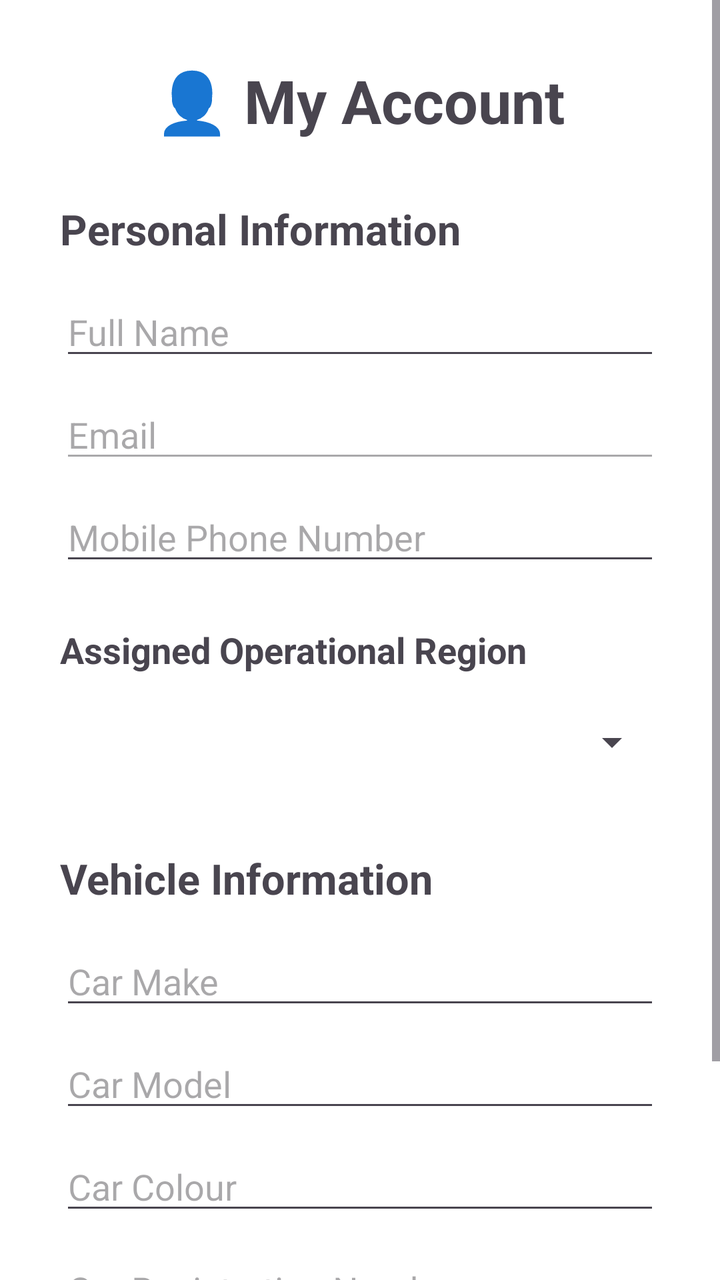
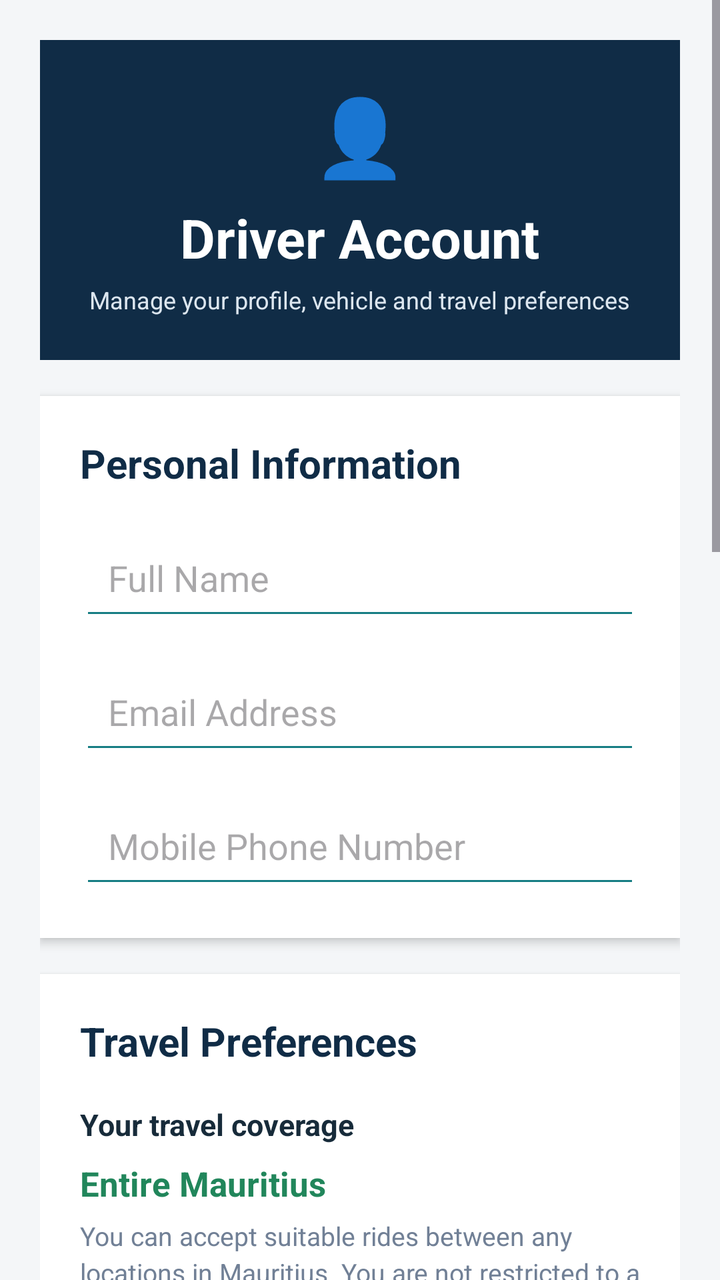

Screens rendered from an Android XML layout before and after an edit, with the pre-edit source and the edit as a unified diff.
<!-- AndroidManifest.xml: application theme Theme.RideConnect -->
<!-- res/layout/activity_driver_account.xml -->
<?xml version="1.0" encoding="utf-8"?>
<ScrollView
    xmlns:android="http://schemas.android.com/apk/res/android"
    android:layout_width="match_parent"
    android:layout_height="match_parent"
    android:background="#FFFFFF">

    <LinearLayout
        android:layout_width="match_parent"
        android:layout_height="wrap_content"
        android:orientation="vertical"
        android:padding="30dp">

        <TextView
            android:layout_width="wrap_content"
            android:layout_height="wrap_content"
            android:text="👤 My Account"
            android:textSize="30sp"
            android:textStyle="bold"
            android:layout_gravity="center_horizontal"/>

        <TextView
            android:layout_width="wrap_content"
            android:layout_height="wrap_content"
            android:text="Personal Information"
            android:textSize="21sp"
            android:textStyle="bold"
            android:layout_marginTop="30dp"/>

        <EditText
            android:id="@+id/nameInput"
            android:layout_width="match_parent"
            android:layout_height="wrap_content"
            android:hint="Full Name"
            android:layout_marginTop="15dp"/>

        <EditText
            android:id="@+id/emailInput"
            android:layout_width="match_parent"
            android:layout_height="wrap_content"
            android:hint="Email"
            android:inputType="textEmailAddress"
            android:enabled="false"
            android:layout_marginTop="10dp"/>

        <EditText
            android:id="@+id/phoneInput"
            android:layout_width="match_parent"
            android:layout_height="wrap_content"
            android:hint="Mobile Phone Number"
            android:inputType="phone"
            android:layout_marginTop="10dp"/>



        <TextView
            android:layout_width="match_parent"
            android:layout_height="wrap_content"
            android:text="Assigned Operational Region"
            android:textSize="18sp"
            android:textStyle="bold"
            android:layout_marginTop="25dp" />


        <Spinner
            android:id="@+id/assignedRegionSpinner"
            android:layout_width="match_parent"
            android:layout_height="wrap_content"
            android:minHeight="48dp"
            android:layout_marginTop="10dp" />



        <TextView
            android:layout_width="wrap_content"
            android:layout_height="wrap_content"
            android:text="Vehicle Information"
            android:textSize="21sp"
            android:textStyle="bold"
            android:layout_marginTop="30dp"/>

        <EditText
            android:id="@+id/carMakeInput"
            android:layout_width="match_parent"
            android:layout_height="wrap_content"
            android:hint="Car Make"
            android:inputType="textCapWords"
            android:layout_marginTop="15dp"/>

        <EditText
            android:id="@+id/carModelInput"
            android:layout_width="match_parent"
            android:layout_height="wrap_content"
            android:hint="Car Model"
            android:inputType="textCapWords"
            android:layout_marginTop="10dp"/>

        <EditText
            android:id="@+id/carColorInput"
            android:layout_width="match_parent"
            android:layout_height="wrap_content"
            android:hint="Car Colour"
            android:inputType="textCapWords"
            android:layout_marginTop="10dp"/>

        <EditText
            android:id="@+id/carRegistrationInput"
            android:layout_width="match_parent"
            android:layout_height="wrap_content"
            android:hint="Car Registration Number"
            android:inputType="textCapCharacters"
            android:layout_marginTop="10dp"/>

        <Button
            android:id="@+id/saveButton"
            android:layout_width="match_parent"
            android:layout_height="wrap_content"
            android:text="SAVE CHANGES"
            android:textSize="17sp"
            android:layout_marginTop="30dp"/>

    </LinearLayout>

</ScrollView>
<!-- resources referenced by this layout -->
<resources>
  <style name="Theme.RideConnect" parent="Base.Theme.RideConnect" />
  <style name="Base.Theme.RideConnect" parent="Theme.Material3.DayNight.NoActionBar">
          
          
      </style>
</resources>

<!-- the commit's change to res/layout/activity_driver_account.xml (unified diff, before → after) -->
@@ -3,121 +3,297 @@
     xmlns:android="http://schemas.android.com/apk/res/android"
     android:layout_width="match_parent"
     android:layout_height="match_parent"
-    android:background="#FFFFFF">
+    android:background="@color/screen_background"
+    android:fillViewport="true">
 
     <LinearLayout
         android:layout_width="match_parent"
         android:layout_height="wrap_content"
         android:orientation="vertical"
-        android:padding="30dp">
-
-        <TextView
-            android:layout_width="wrap_content"
+        android:padding="20dp">
+
+        
+        <LinearLayout
+            android:layout_width="match_parent"
+            android:layout_height="160dp"
+            android:orientation="vertical"
+            android:gravity="center"
+            android:background="@color/navy"
+            android:padding="20dp">
+
+            <TextView
+                android:layout_width="wrap_content"
+                android:layout_height="wrap_content"
+                android:text="👤"
+                android:textSize="38sp"/>
+
+            <TextView
+                android:layout_width="wrap_content"
+                android:layout_height="wrap_content"
+                android:text="Driver Account"
+                android:textSize="27sp"
+                android:textStyle="bold"
+                android:textColor="@color/white"
+                android:layout_marginTop="8dp"/>
+
+            <TextView
+                android:layout_width="wrap_content"
+                android:layout_height="wrap_content"
+                android:text="Manage your profile, vehicle and travel preferences"
+                android:textSize="12sp"
+                android:textColor="#DCE6EF"
+                android:layout_marginTop="5dp"
+                android:gravity="center"/>
+
+        </LinearLayout>
+
+        
+        <LinearLayout
+            android:layout_width="match_parent"
             android:layout_height="wrap_content"
-            android:text="👤 My Account"
-            android:textSize="30sp"
-            android:textStyle="bold"
-            android:layout_gravity="center_horizontal"/>
-
-        <TextView
-            android:layout_width="wrap_content"
+            android:orientation="vertical"
+            android:background="@color/white"
+            android:padding="20dp"
+            android:layout_marginTop="18dp"
+            android:elevation="3dp">
+
+            <TextView
+                android:layout_width="match_parent"
+                android:layout_height="wrap_content"
+                android:text="Personal Information"
+                android:textSize="20sp"
+                android:textStyle="bold"
+                android:textColor="@color/navy"/>
+
+            <EditText
+                android:id="@+id/nameInput"
+                android:layout_width="match_parent"
+                android:layout_height="55dp"
+                android:hint="Full Name"
+                android:inputType="textPersonName|textCapWords"
+                android:singleLine="true"
+                android:layout_marginTop="15dp"
+                android:paddingStart="14dp"
+                android:paddingEnd="14dp"
+                android:textColor="@color/text_primary"
+                android:backgroundTint="@color/teal"/>
+
+            <EditText
+                android:id="@+id/emailInput"
+                android:layout_width="match_parent"
+                android:layout_height="55dp"
+                android:hint="Email Address"
+                android:inputType="textEmailAddress"
+                android:enabled="false"
+                android:singleLine="true"
+                android:layout_marginTop="12dp"
+                android:paddingStart="14dp"
+                android:paddingEnd="14dp"
+                android:textColor="@color/text_primary"
+                android:backgroundTint="@color/teal"/>
+
+            <EditText
+                android:id="@+id/phoneInput"
+                android:layout_width="match_parent"
+                android:layout_height="55dp"
+                android:hint="Mobile Phone Number"
+                android:inputType="phone"
+                android:singleLine="true"
+                android:layout_marginTop="12dp"
+                android:paddingStart="14dp"
+                android:paddingEnd="14dp"
+                android:textColor="@color/text_primary"
+                android:backgroundTint="@color/teal"/>
+
+        </LinearLayout>
+
+        
+        <LinearLayout
+            android:layout_width="match_parent"
             android:layout_height="wrap_content"
-            android:text="Personal Information"
-            android:textSize="21sp"
-            android:textStyle="bold"
-            android:layout_marginTop="30dp"/>
-
-        <EditText
-            android:id="@+id/nameInput"
+            android:orientation="vertical"
+            android:background="@color/white"
+            android:padding="20dp"
+            android:layout_marginTop="18dp"
+            android:elevation="3dp">
+
+            <TextView
+                android:layout_width="match_parent"
+                android:layout_height="wrap_content"
+                android:text="Travel Preferences"
+                android:textSize="20sp"
+                android:textStyle="bold"
+                android:textColor="@color/navy"/>
+
+            <TextView
+                android:layout_width="match_parent"
+                android:layout_height="wrap_content"
+                android:text="Your travel coverage"
+                android:textSize="15sp"
+                android:textStyle="bold"
+                android:textColor="@color/text_primary"
+                android:layout_marginTop="18dp"/>
+
+            <TextView
+                android:layout_width="match_parent"
+                android:layout_height="wrap_content"
+                android:text="Entire Mauritius"
+                android:textSize="17sp"
+                android:textStyle="bold"
+                android:textColor="@color/success"
+                android:layout_marginTop="8dp"/>
+
+            <TextView
+                android:layout_width="match_parent"
+                android:layout_height="wrap_content"
+                android:text="You can accept suitable rides between any locations in Mauritius. You are not restricted to a particular district."
+                android:textSize="13sp"
+                android:textColor="@color/text_secondary"
+                android:layout_marginTop="6dp"
+                android:lineSpacingExtra="3dp"/>
+
+            <View
+                android:layout_width="match_parent"
+                android:layout_height="1dp"
+                android:background="@color/border"
+                android:layout_marginTop="20dp"
+                android:layout_marginBottom="18dp"/>
+
+            <TextView
+                android:layout_width="match_parent"
+                android:layout_height="wrap_content"
+                android:text="Preferred Operating Areas"
+                android:textSize="15sp"
+                android:textStyle="bold"
+                android:textColor="@color/text_primary"/>
+
+            <TextView
+                android:layout_width="match_parent"
+                android:layout_height="wrap_content"
+                android:text="Select the districts where you usually operate. You can select multiple areas or leave this empty."
+                android:textSize="13sp"
+                android:textColor="@color/text_secondary"
+                android:layout_marginTop="6dp"
+                android:lineSpacingExtra="3dp"/>
+
+            <Button
+                android:id="@+id/choosePreferredAreasButton"
+                android:layout_width="match_parent"
+                android:layout_height="55dp"
+                android:text="CHOOSE PREFERRED AREAS"
+                android:textAllCaps="false"
+                android:textColor="@color/white"
+                android:backgroundTint="@color/teal"
+                android:layout_marginTop="15dp"/>
+
+            <TextView
+                android:id="@+id/preferredAreasSummary"
+                android:layout_width="match_parent"
+                android:layout_height="wrap_content"
+                android:text="No preferred areas selected."
+                android:textSize="13sp"
+                android:textColor="@color/text_secondary"
+                android:background="@color/screen_background"
+                android:padding="14dp"
+                android:layout_marginTop="10dp"/>
+
+        </LinearLayout>
+
+        
+        <LinearLayout
             android:layout_width="match_parent"
             android:layout_height="wrap_content"
-            android:hint="Full Name"
-            android:layout_marginTop="15dp"/>
-
-        <EditText
-            android:id="@+id/emailInput"
-            android:layout_width="match_parent"
-            android:layout_height="wrap_content"
-            android:hint="Email"
-            android:inputType="textEmailAddress"
-            android:enabled="false"
-            android:layout_marginTop="10dp"/>
-
-        <EditText
-            android:id="@+id/phoneInput"
-            android:layout_width="match_parent"
-            android:layout_height="wrap_content"
-            android:hint="Mobile Phone Number"
-            android:inputType="phone"
-            android:layout_marginTop="10dp"/>
-
-
-
-        <TextView
-            android:layout_width="match_parent"
-            android:layout_height="wrap_content"
-            android:text="Assigned Operational Region"
-            android:textSize="18sp"
-            android:textStyle="bold"
-            android:layout_marginTop="25dp" />
-
-
-        <Spinner
-            android:id="@+id/assignedRegionSpinner"
-            android:layout_width="match_parent"
-            android:layout_height="wrap_content"
-            android:minHeight="48dp"
-            android:layout_marginTop="10dp" />
-
-
-
-        <TextView
-            android:layout_width="wrap_content"
-            android:layout_height="wrap_content"
-            android:text="Vehicle Information"
-            android:textSize="21sp"
-            android:textStyle="bold"
-            android:layout_marginTop="30dp"/>
-
-        <EditText
-            android:id="@+id/carMakeInput"
-            android:layout_width="match_parent"
-            android:layout_height="wrap_content"
-            android:hint="Car Make"
-            android:inputType="textCapWords"
-            android:layout_marginTop="15dp"/>
-
-        <EditText
-            android:id="@+id/carModelInput"
-            android:layout_width="match_parent"
-            android:layout_height="wrap_content"
-            android:hint="Car Model"
-            android:inputType="textCapWords"
-            android:layout_marginTop="10dp"/>
-
-        <EditText
-            android:id="@+id/carColorInput"
-            android:layout_width="match_parent"
-            android:layout_height="wrap_content"
-            android:hint="Car Colour"
-            android:inputType="textCapWords"
-            android:layout_marginTop="10dp"/>
-
-        <EditText
-            android:id="@+id/carRegistrationInput"
-            android:layout_width="match_parent"
-            android:layout_height="wrap_content"
-            android:hint="Car Registration Number"
-            android:inputType="textCapCharacters"
-            android:layout_marginTop="10dp"/>
-
+            android:orientation="vertical"
+            android:background="@color/white"
+            android:padding="20dp"
+            android:layout_marginTop="18dp"
+            android:elevation="3dp">
+
+            <TextView
+                android:layout_width="match_parent"
+                android:layout_height="wrap_content"
+                android:text="Vehicle Information"
+                android:textSize="20sp"
+                android:textStyle="bold"
+                android:textColor="@color/navy"/>
+
+            <EditText
+                android:id="@+id/carMakeInput"
+                android:layout_width="match_parent"
+                android:layout_height="55dp"
+                android:hint="Car Make"
+                android:inputType="textCapWords"
+                android:singleLine="true"
+                android:layout_marginTop="15dp"
+                android:paddingStart="14dp"
+                android:paddingEnd="14dp"
+                android:backgroundTint="@color/teal"/>
+
+            <EditText
+                android:id="@+id/carModelInput"
+                android:layout_width="match_parent"
+                android:layout_height="55dp"
+                android:hint="Car Model"
+                android:inputType="textCapWords"
+                android:singleLine="true"
+                android:layout_marginTop="12dp"
+                android:paddingStart="14dp"
+                android:paddingEnd="14dp"
+                android:backgroundTint="@color/teal"/>
+
+            <EditText
+                android:id="@+id/carColorInput"
+                android:layout_width="match_parent"
+                android:layout_height="55dp"
+                android:hint="Car Colour"
+                android:inputType="textCapWords"
+                android:singleLine="true"
+                android:layout_marginTop="12dp"
+                android:paddingStart="14dp"
+                android:paddingEnd="14dp"
+                android:backgroundTint="@color/teal"/>
+
+            <EditText
+                android:id="@+id/carRegistrationInput"
+                android:layout_width="match_parent"
+                android:layout_height="55dp"
+                android:hint="Car Registration Number"
+                android:inputType="textCapCharacters"
+                android:singleLine="true"
+                android:layout_marginTop="12dp"
+                android:paddingStart="14dp"
+                android:paddingEnd="14dp"
+                android:backgroundTint="@color/teal"/>
+
+        </LinearLayout>
+
+        
         <Button
             android:id="@+id/saveButton"
             android:layout_width="match_parent"
-            android:layout_height="wrap_content"
+            android:layout_height="58dp"
             android:text="SAVE CHANGES"
-            android:textSize="17sp"
-            android:layout_marginTop="30dp"/>
+            android:textSize="16sp"
+            android:textStyle="bold"
+            android:textAllCaps="false"
+            android:textColor="@color/white"
+            android:backgroundTint="@color/teal"
+            android:layout_marginTop="22dp"
+            android:layout_marginBottom="25dp"
+            android:elevation="3dp"/>
+
+        <Button
+            android:id="@+id/driverLogoutButton"
+            android:layout_width="match_parent"
+            android:layout_height="55dp"
+            android:text="LOG OUT"
+            android:textSize="15sp"
+            android:textStyle="bold"
+            android:textAllCaps="false"
+            android:textColor="@color/white"
+            android:backgroundTint="@color/error"
+            android:layout_marginBottom="20dp"
+            android:elevation="3dp"/>
 
     </LinearLayout>
 
<!-- resource entries referenced after the edit -->
@@ -1,9 +1,46 @@
 <!-- resources referenced by this layout -->
 <resources>
+  <color name="border">#E2E8F0</color>
+  <color name="error">#D64545</color>
+  <color name="navy">#102C46</color>
+  <color name="screen_background">#F4F6F8</color>
+  <color name="success">#21865B</color>
+  <color name="teal">#167D83</color>
+  <color name="text_primary">#172B3A</color>
+  <color name="text_secondary">#718096</color>
+  <color name="white">#FFFFFFFF</color>
   <style name="Theme.RideConnect" parent="Base.Theme.RideConnect" />
-  <style name="Base.Theme.RideConnect" parent="Theme.Material3.DayNight.NoActionBar">
+  <style name="Base.Theme.RideConnect" parent="Theme.Material3.Light.NoActionBar">
+  
           
+          <item name="colorPrimary">@color/navy</item>
+          <item name="colorOnPrimary">@color/white</item>
+  
+          <item name="colorSecondary">@color/teal</item>
+          <item name="colorOnSecondary">@color/white</item>
+  
+          <item name="colorTertiary">@color/gold</item>
+          <item name="colorOnTertiary">@color/navy</item>
+  
           
+          <item name="colorSurface">@color/card_white</item>
+          <item name="colorOnSurface">@color/text_primary</item>
+  
+          
+          <item name="android:statusBarColor">@color/navy</item>
+          <item name="android:navigationBarColor">@color/card_white</item>
+  
+          <item name="android:windowLightStatusBar">false</item>
+          <item name="android:windowLightNavigationBar">true</item>
+  
+          
+          <item name="android:windowBackground">@color/screen_background</item>
+  
+          
+          <item name="android:colorAccent">@color/teal</item>
+  
       </style>
+  <color name="gold">#F2B84B</color>
+  <color name="card_white">#FFFFFF</color>
 </resources>
 
